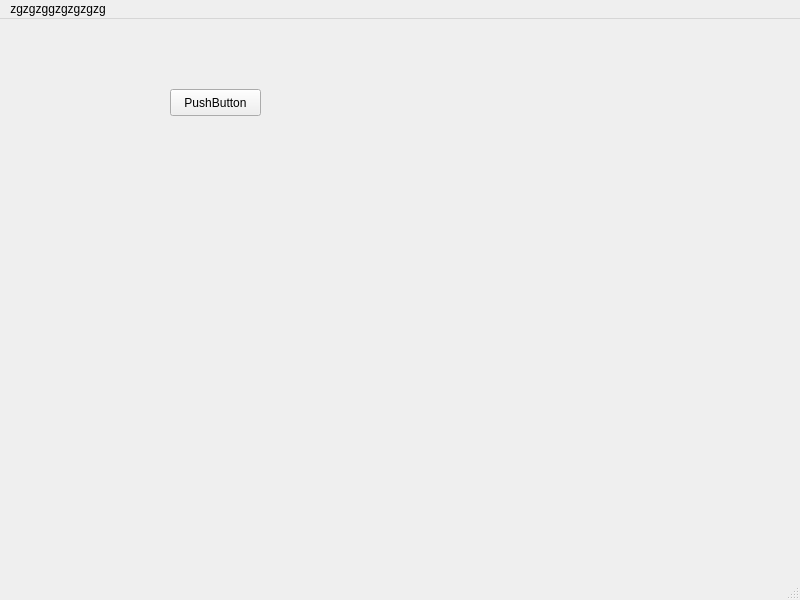
First picture: the form in test.ui, repository Marvinmind/Marvin, before the edit.
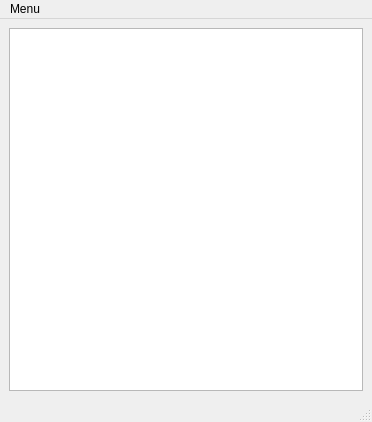
Second picture: the form after the edit.

```diff
--- a/test.ui
+++ b/test.ui
@@ -6,40 +6,36 @@
    <rect>
     <x>0</x>
     <y>0</y>
-    <width>800</width>
-    <height>600</height>
+    <width>372</width>
+    <height>422</height>
    </rect>
   </property>
   <property name="windowTitle">
    <string>MainWindow</string>
   </property>
   <widget class="QWidget" name="centralwidget">
-   <widget class="QPushButton" name="pushButton">
-    <property name="geometry">
-     <rect>
-      <x>170</x>
-      <y>70</y>
-      <width>91</width>
-      <height>27</height>
-     </rect>
-    </property>
-    <property name="text">
-     <string>PushButton</string>
-    </property>
-   </widget>
+   <layout class="QHBoxLayout" name="horizontalLayout">
+    <item>
+     <layout class="QVBoxLayout" name="verticalLayout">
+      <item>
+       <widget class="QListWidget" name="listWidget"/>
+      </item>
+     </layout>
+    </item>
+   </layout>
   </widget>
   <widget class="QMenuBar" name="menubar">
    <property name="geometry">
     <rect>
      <x>0</x>
      <y>0</y>
-     <width>800</width>
+     <width>372</width>
      <height>20</height>
     </rect>
    </property>
    <widget class="QMenu" name="menuZgzgzggzgzgzgzg">
     <property name="title">
-     <string>zgzgzggzgzgzgzg</string>
+     <string>Menu</string>
     </property>
    </widget>
    <addaction name="menuZgzgzggzgzgzgzg"/>
```
Left out of the diff: 6 changed lines with no effect on the pictures.
